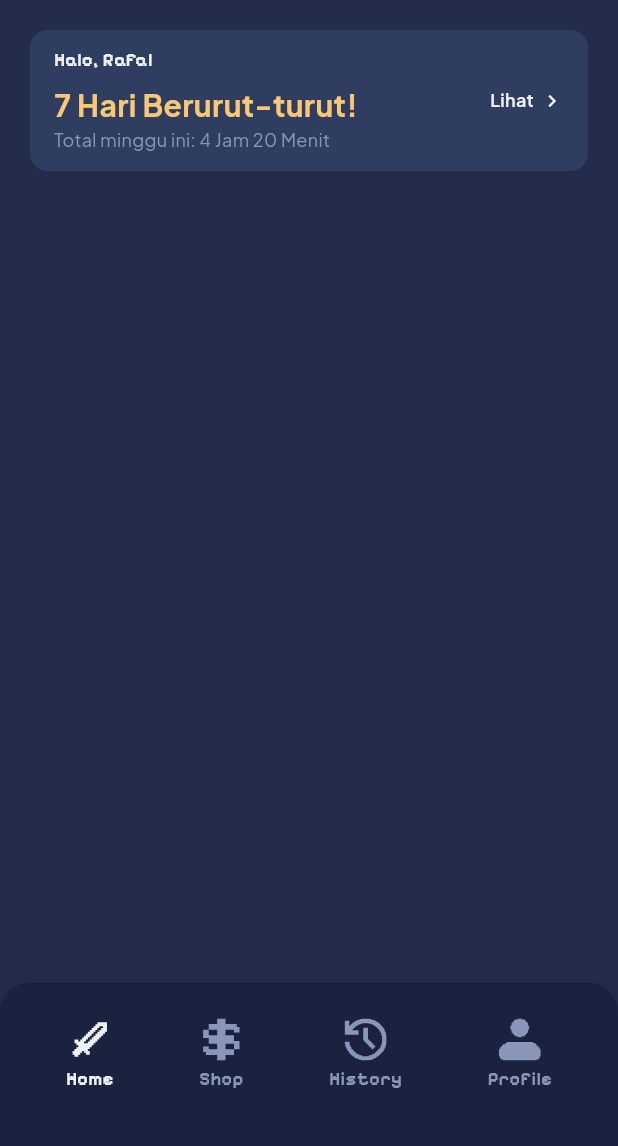
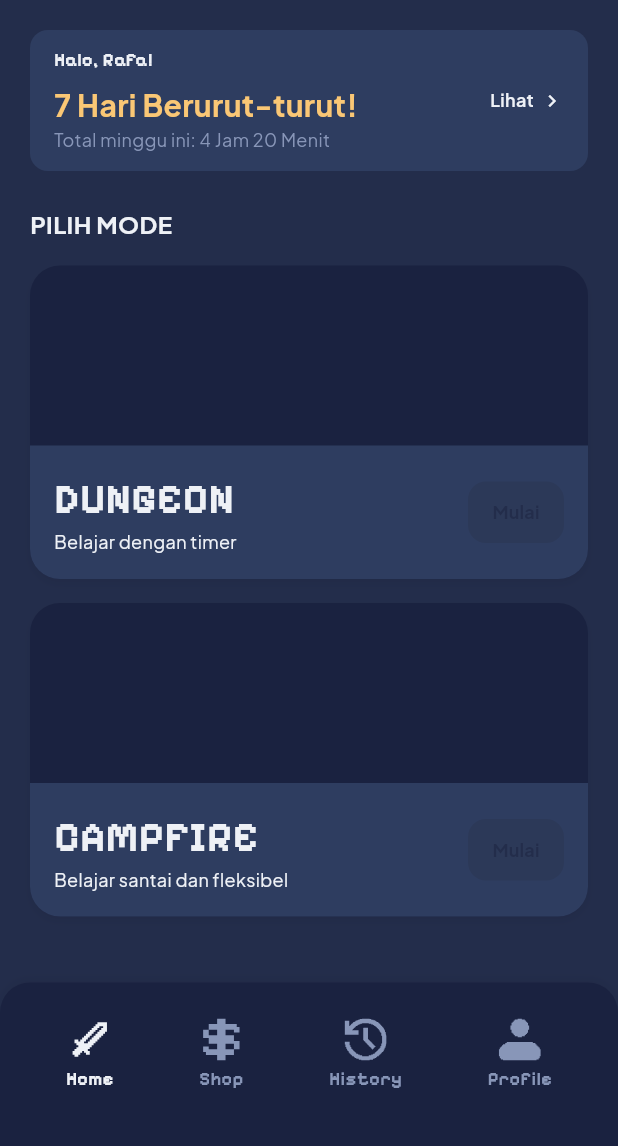
Before and after one commit to RafasyaSubhan/garrison, a Flutter app: the screen it shows after launch, on a phone screen of 412 x 824 dp, the part 90-1236 px from its top. Run offline on Flutter 3.47's test engine with Material 3 defaults, Android fonts, the light colour scheme and no system bars; our stand-ins replace flutter_svg.

Commit message:
feat: add mode card component

```diff
--- a/lib/main.dart
+++ b/lib/main.dart
@@ -1,9 +1,11 @@
 import 'package:flutter/material.dart';
 
 import 'constants/app_colors.dart';
+import 'constants/app_text_styles.dart';
 import 'widgets/navbar.dart';
 import 'widgets/home_header.dart';
 import 'widgets/streak_card.dart';
+import 'widgets/mode_card.dart';
 
 void main() {
   runApp(const GarrisonApp());
@@ -30,16 +32,42 @@ class HomePage extends StatelessWidget {
 
   @override
   Widget build(BuildContext context) {
-    return const Scaffold(
+    return Scaffold(
       body: SafeArea(
+        child: SingleChildScrollView(
           child: Padding(
-          padding: const EdgeInsets.all(20),
+            padding: EdgeInsets.all(20),
             child: Column(
+              crossAxisAlignment: CrossAxisAlignment.start,
               children: [
                 HomeHeader(),
                 SizedBox(height: 20),
+
                 StreakCard(),
+                SizedBox(height: 24),
+
+                Text(
+                  'PILIH MODE',
+                  style: AppTextStyles.h5.copyWith(
+                    color: AppColors.textPrimary,
+                  ),
+                ),
+
+                SizedBox(height: 16),
+
+                ModeCard(
+                  title: 'DUNGEON',
+                  description: 'Belajar dengan timer',
+                ),
+
+                SizedBox(height: 16),
+
+                ModeCard(
+                  title: 'CAMPFIRE',
+                  description: 'Belajar santai dan fleksibel',
+                ),
               ],
+            ),
           ),
         ),
       ),
--- /dev/null
+++ b/lib/widgets/mode_card.dart
@@ -0,0 +1,101 @@
+import 'package:flutter/material.dart';
+
+import '../constants/app_colors.dart';
+import '../constants/app_text_styles.dart';
+
+class ModeCard extends StatelessWidget {
+  final String title;
+  final String description;
+  final VoidCallback? onPressed;
+
+  const ModeCard({
+    super.key,
+    required this.title,
+    required this.description,
+    this.onPressed,
+  });
+
+  @override
+  Widget build(BuildContext context) {
+    return Container(
+      height: 209,
+      decoration: BoxDecoration(
+        color: AppColors.backgroundElevated,
+        borderRadius: BorderRadius.circular(20),
+        boxShadow: [
+          BoxShadow(
+            color: Colors.black.withOpacity(0.05),
+            blurRadius: 4,
+            offset: const Offset(0, 3),
+          ),
+        ],
+      ),
+      child: Column(
+        children: [
+          Expanded(
+            child: Container(),
+          ),
+
+          Container(
+            padding: const EdgeInsets.all(16),
+            decoration: const BoxDecoration(
+              color: AppColors.backgroundSurface,
+              borderRadius: BorderRadius.vertical(
+                bottom: Radius.circular(20),
+              ),
+            ),
+            child: Row(
+              children: [
+                Expanded(
+                  child: Column(
+                    crossAxisAlignment: CrossAxisAlignment.start,
+                    mainAxisSize: MainAxisSize.min,
+                    children: [
+                      Text(
+                        title,
+                        style: AppTextStyles.c2.copyWith(
+                          color: AppColors.textPrimary,
+                        ),
+                      ),
+
+                      Text(
+                        description,
+                        maxLines: 2,
+                        overflow: TextOverflow.ellipsis,
+                        style: AppTextStyles.p6.copyWith(
+                          color: AppColors.textPrimary,
+                        ),
+                      ),
+                    ],
+                  ),
+                ),
+
+                ElevatedButton(
+                  onPressed: onPressed,
+                  style: ElevatedButton.styleFrom(
+                    backgroundColor: AppColors.panelDefault,
+                    foregroundColor: AppColors.textOnPanel,
+                    elevation: 0,
+                    padding: const EdgeInsets.symmetric(
+                      horizontal: 16,
+                      vertical: 12,
+                    ),
+                    shape: RoundedRectangleBorder(
+                      borderRadius: BorderRadius.circular(12),
+                    ),
+                  ),
+                  child: Text(
+                    'Mulai',
+                    style: AppTextStyles.h6.copyWith(
+                      color: AppColors.textOnPanel,
+                    ),
+                  ),
+                ),
+              ],
+            ),
+          ),
+        ],
+      ),
+    );
+  }
+}
```
Lines whose indentation alone changed are shown as unchanged.
